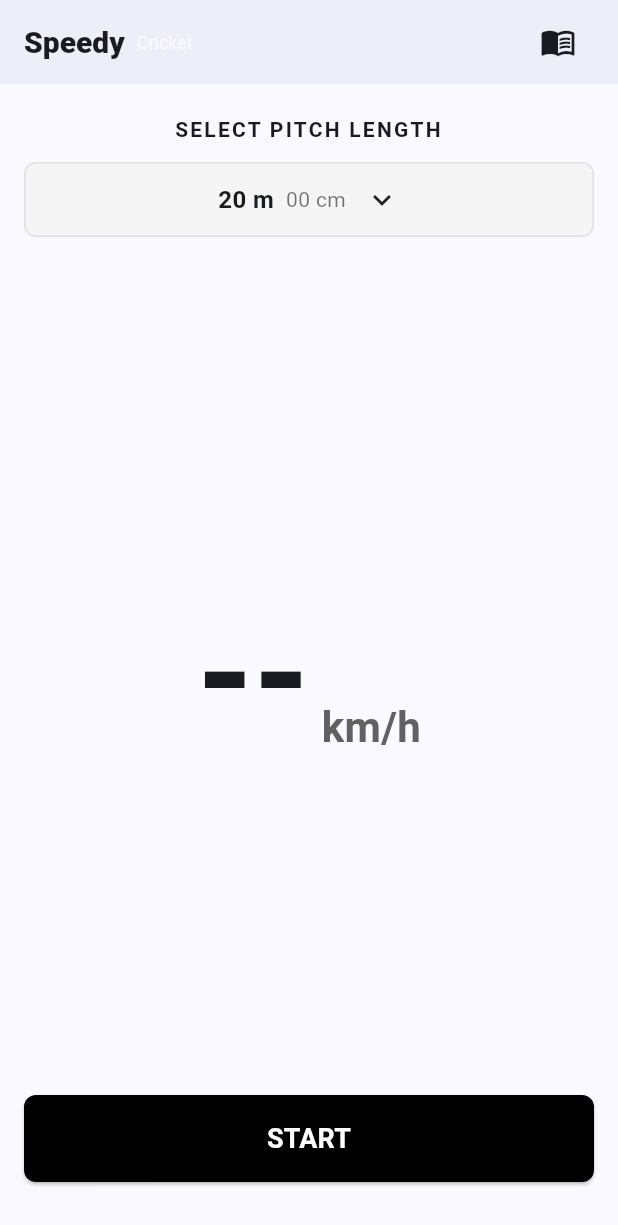
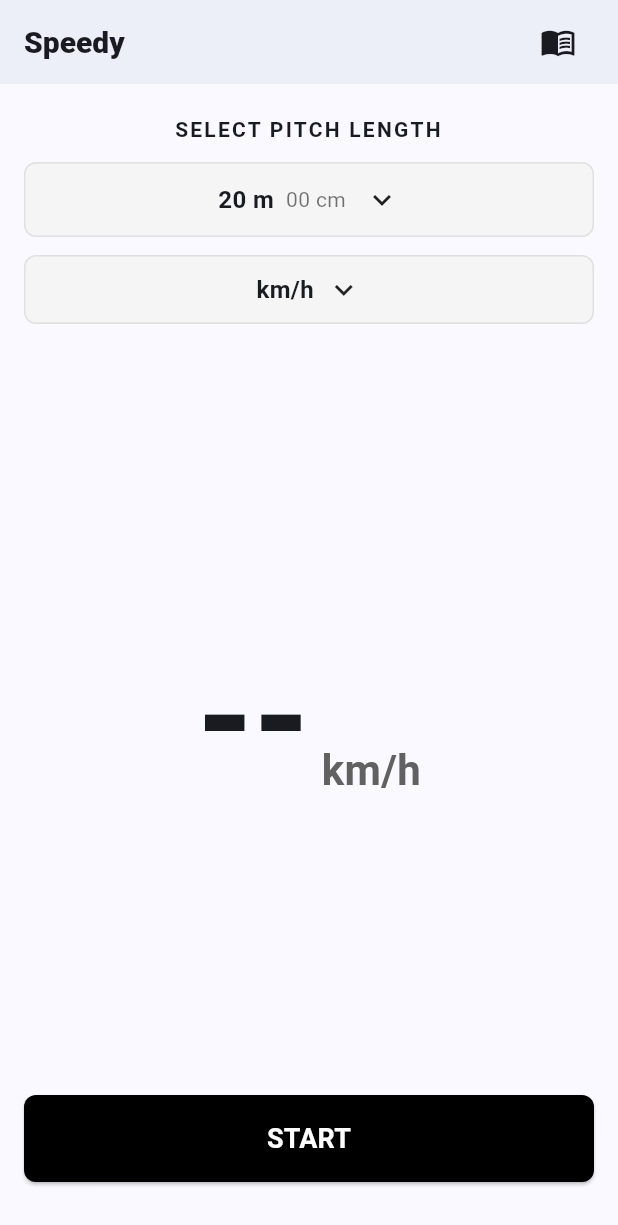
Before and after one commit to staraircool/speed4, a Flutter app: the screen it shows after launch, on a phone screen of 412 x 824 dp. Shown: the top 1225 px of the screen. Run offline on Flutter 3.47's test engine with Material 3 defaults, Android fonts, the phone set to English and light mode, and no system bars.

Commit message:
feat(ui): unit selector modal (km/h|mph), remove 'Cricket' from navbar, show speed without unit label

```diff
--- a/lib/main.dart
+++ b/lib/main.dart
@@ -2,6 +2,8 @@ import 'package:flutter/material.dart';
 import 'package:flutter/cupertino.dart';
 import 'dart:async';
 import 'speed_calc.dart';
+
+enum Unit { kmh, mph }
 
 void main() {
   runApp(const SpeedyApp());
@@ -39,20 +41,26 @@ class _SpeedHomePageState extends State<SpeedHomePage> {
   String _instructions =
       '1) Set the pitch length (meters)\n2) Press START when you release the ball\n3) Press STOP when the ball reaches the batsman';
 
-  final List<int> _meterValues = List<int>.generate(31, (i) => 10 + i); // 10..40
-  final List<int> _centimeterValues = List<int>.generate(101, (i) => i); // 0..100
+  final List<int> _meterValues =
+      List<int>.generate(31, (i) => 10 + i); // 10..40
+  final List<int> _centimeterValues =
+      List<int>.generate(101, (i) => i); // 0..100
   late FixedExtentScrollController _meterController;
   late FixedExtentScrollController _cmController;
   int _selectedMeterIndex = 10; // default index corresponds to 20m
   int _selectedCmIndex = 0;
+  // unit selection
+  Unit _selectedUnit = Unit.kmh;
 
   @override
   void initState() {
     super.initState();
     _selectedMeterIndex = _meterValues.indexOf(20);
     _selectedCmIndex = 0;
-    _pitchMeters = _meterValues[_selectedMeterIndex] + (_selectedCmIndex / 100.0);
-    _meterController = FixedExtentScrollController(initialItem: _selectedMeterIndex);
+    _pitchMeters =
+        _meterValues[_selectedMeterIndex] + (_selectedCmIndex / 100.0);
+    _meterController =
+        FixedExtentScrollController(initialItem: _selectedMeterIndex);
     _cmController = FixedExtentScrollController(initialItem: _selectedCmIndex);
   }
 
@@ -80,18 +88,19 @@ class _SpeedHomePageState extends State<SpeedHomePage> {
   void _onMeterChanged(int index) {
     setState(() {
       _selectedMeterIndex = index;
-      _pitchMeters = _meterValues[_selectedMeterIndex] + (_selectedCmIndex / 100.0);
+      _pitchMeters =
+          _meterValues[_selectedMeterIndex] + (_selectedCmIndex / 100.0);
     });
   }
 
   void _onCmChanged(int index) {
     setState(() {
       _selectedCmIndex = index;
-      _pitchMeters = _meterValues[_selectedMeterIndex] + (_selectedCmIndex / 100.0);
+      _pitchMeters =
+          _meterValues[_selectedMeterIndex] + (_selectedCmIndex / 100.0);
       // if user selects 100 cm, we convert to +1m logically (handled by calculation)
     });
   }
-
 
   Future<void> _editInstructions() async {
     final controller = TextEditingController(text: _instructions);
@@ -108,8 +117,12 @@ class _SpeedHomePageState extends State<SpeedHomePage> {
           ),
         ),
         actions: [
-          TextButton(onPressed: () => Navigator.of(context).pop(false), child: const Text('Cancel')),
-          ElevatedButton(onPressed: () => Navigator.of(context).pop(true), child: const Text('Save')),
+          TextButton(
+              onPressed: () => Navigator.of(context).pop(false),
+              child: const Text('Cancel')),
+          ElevatedButton(
+              onPressed: () => Navigator.of(context).pop(true),
+              child: const Text('Save')),
         ],
       ),
     );
@@ -128,7 +141,9 @@ class _SpeedHomePageState extends State<SpeedHomePage> {
         title: const Text('Instructions'),
         content: SingleChildScrollView(child: Text(_instructions)),
         actions: [
-          TextButton(onPressed: () => Navigator.of(context).pop(), child: const Text('Close')),
+          TextButton(
+              onPressed: () => Navigator.of(context).pop(),
+              child: const Text('Close')),
           TextButton(
               onPressed: () {
                 Navigator.of(context).pop();
@@ -157,7 +172,8 @@ class _SpeedHomePageState extends State<SpeedHomePage> {
         child: Column(
           children: [
             Padding(
-              padding: const EdgeInsets.symmetric(horizontal: 12.0, vertical: 8.0),
+              padding:
+                  const EdgeInsets.symmetric(horizontal: 12.0, vertical: 8.0),
               child: Row(
                 mainAxisAlignment: MainAxisAlignment.spaceBetween,
                 children: [
@@ -182,7 +198,9 @@ class _SpeedHomePageState extends State<SpeedHomePage> {
                       scrollController: _meterController,
                       itemExtent: 40,
                       onSelectedItemChanged: _onMeterChanged,
-                      children: _meterValues.map((m) => Center(child: Text('$m m'))).toList(),
+                      children: _meterValues
+                          .map((m) => Center(child: Text('$m m')))
+                          .toList(),
                     ),
                   ),
                   const VerticalDivider(width: 1),
@@ -191,10 +209,61 @@ class _SpeedHomePageState extends State<SpeedHomePage> {
                       scrollController: _cmController,
                       itemExtent: 40,
                       onSelectedItemChanged: _onCmChanged,
-                      children: _centimeterValues.map((c) => Center(child: Text('${c.toString().padLeft(2, '0')} cm'))).toList(),
+                      children: _centimeterValues
+                          .map((c) => Center(
+                              child:
+                                  Text('${c.toString().padLeft(2, '0')} cm')))
+                          .toList(),
                     ),
                   ),
                 ],
+              ),
+            ),
+          ],
+        ),
+      ),
+    );
+  }
+
+  Future<void> _showUnitPickerModal() async {
+    final units = ['km/h', 'mph'];
+    int currentIndex = _selectedUnit == Unit.kmh ? 0 : 1;
+    await showCupertinoModalPopup<void>(
+      context: context,
+      builder: (context) => Container(
+        height: 220,
+        color: Colors.white,
+        child: Column(
+          children: [
+            Padding(
+              padding:
+                  const EdgeInsets.symmetric(horizontal: 12.0, vertical: 8.0),
+              child: Row(
+                mainAxisAlignment: MainAxisAlignment.spaceBetween,
+                children: [
+                  CupertinoButton(
+                    child: const Text('Cancel'),
+                    onPressed: () => Navigator.of(context).pop(),
+                  ),
+                  CupertinoButton(
+                    child: const Text('Done'),
+                    onPressed: () => Navigator.of(context).pop(),
+                  ),
+                ],
+              ),
+            ),
+            const Divider(height: 1),
+            Expanded(
+              child: CupertinoPicker(
+                scrollController:
+                    FixedExtentScrollController(initialItem: currentIndex),
+                itemExtent: 40,
+                onSelectedItemChanged: (i) {
+                  setState(() {
+                    _selectedUnit = (i == 0) ? Unit.kmh : Unit.mph;
+                  });
+                },
+                children: units.map((u) => Center(child: Text(u))).toList(),
               ),
             ),
           ],
@@ -210,9 +279,8 @@ class _SpeedHomePageState extends State<SpeedHomePage> {
         elevation: 2,
         title: Row(
           children: [
-            Text('Speedy', style: TextStyle(fontWeight: FontWeight.w800, fontSize: 20)),
-            const SizedBox(width: 8),
-            Text('Cricket', style: TextStyle(color: Colors.white70, fontSize: 12)),
+            Text('Speedy',
+                style: TextStyle(fontWeight: FontWeight.w800, fontSize: 20)),
             const Spacer(),
             IconButton(
               icon: const Icon(Icons.menu_book),
@@ -232,14 +300,18 @@ class _SpeedHomePageState extends State<SpeedHomePage> {
               const Text(
                 'SELECT PITCH LENGTH',
                 textAlign: TextAlign.center,
-                style: TextStyle(fontSize: 14, fontWeight: FontWeight.w600, letterSpacing: 1.5),
+                style: TextStyle(
+                    fontSize: 14,
+                    fontWeight: FontWeight.w600,
+                    letterSpacing: 1.5),
               ),
               const SizedBox(height: 12),
               // Tappable selector that opens a CupertinoPicker modal
               GestureDetector(
                 onTap: _showPitchPickerModal,
                 child: Container(
-                  padding: const EdgeInsets.symmetric(vertical: 12, horizontal: 16),
+                  padding:
+                      const EdgeInsets.symmetric(vertical: 12, horizontal: 16),
                   decoration: BoxDecoration(
                     color: Colors.grey.shade100,
                     borderRadius: BorderRadius.circular(8),
@@ -250,14 +322,42 @@ class _SpeedHomePageState extends State<SpeedHomePage> {
                     children: [
                       Text(
                         '${_meterValues[_selectedMeterIndex]} m',
-                        style: const TextStyle(fontSize: 16, fontWeight: FontWeight.w600),
+                        style: const TextStyle(
+                            fontSize: 16, fontWeight: FontWeight.w600),
                       ),
                       const SizedBox(width: 8),
                       Text(
                         '${_selectedCmIndex.toString().padLeft(2, '0')} cm',
-                        style: const TextStyle(fontSize: 14, color: Colors.black54),
+                        style: const TextStyle(
+                            fontSize: 14, color: Colors.black54),
                       ),
                       const SizedBox(width: 12),
+                      const Icon(Icons.keyboard_arrow_down),
+                    ],
+                  ),
+                ),
+              ),
+              const SizedBox(height: 12),
+              // Unit selector (opens modal)
+              GestureDetector(
+                onTap: _showUnitPickerModal,
+                child: Container(
+                  padding:
+                      const EdgeInsets.symmetric(vertical: 10, horizontal: 12),
+                  decoration: BoxDecoration(
+                    color: Colors.grey.shade100,
+                    borderRadius: BorderRadius.circular(8),
+                    border: Border.all(color: Colors.grey.shade300),
+                  ),
+                  child: Row(
+                    mainAxisAlignment: MainAxisAlignment.center,
+                    children: [
+                      Text(
+                        _selectedUnit == Unit.kmh ? 'km/h' : 'mph',
+                        style: const TextStyle(
+                            fontSize: 16, fontWeight: FontWeight.w600),
+                      ),
+                      const SizedBox(width: 8),
                       const Icon(Icons.keyboard_arrow_down),
                     ],
                   ),
@@ -271,15 +371,25 @@ class _SpeedHomePageState extends State<SpeedHomePage> {
                     crossAxisAlignment: CrossAxisAlignment.end,
                     children: [
                       Text(
-                        _speedKmh == null ? '--' : _speedKmh!.toStringAsFixed(1),
-                        style: const TextStyle(fontSize: 96, fontWeight: FontWeight.bold),
+                        (() {
+                          if (_speedKmh == null) return '--';
+                          final val = _selectedUnit == Unit.kmh
+                              ? _speedKmh!
+                              : (_speedKmh! * 0.621371);
+                          return val.toStringAsFixed(1);
+                        })(),
+                        style: const TextStyle(
+                            fontSize: 96, fontWeight: FontWeight.bold),
                       ),
                       const SizedBox(width: 8),
                       Padding(
                         padding: const EdgeInsets.only(bottom: 14.0),
                         child: Text(
                           'km/h',
-                          style: TextStyle(fontSize: 28, color: Colors.grey.shade700, fontWeight: FontWeight.w600),
+                          style: TextStyle(
+                              fontSize: 28,
+                              color: Colors.grey.shade700,
+                              fontWeight: FontWeight.w600),
                         ),
                       ),
                     ],
@@ -292,14 +402,19 @@ class _SpeedHomePageState extends State<SpeedHomePage> {
                 width: double.infinity,
                 child: ElevatedButton(
                   style: ElevatedButton.styleFrom(
-                    backgroundColor: _running ? Colors.red.shade700 : Colors.black,
+                    backgroundColor:
+                        _running ? Colors.red.shade700 : Colors.black,
                     padding: const EdgeInsets.symmetric(vertical: 16),
-                    shape: RoundedRectangleBorder(borderRadius: BorderRadius.circular(8)),
+                    shape: RoundedRectangleBorder(
+                        borderRadius: BorderRadius.circular(8)),
                   ),
                   onPressed: _toggleStartStop,
                   child: Text(
                     _running ? 'END' : 'START',
-                    style: const TextStyle(fontSize: 18, fontWeight: FontWeight.bold, color: Colors.white),
+                    style: const TextStyle(
+                        fontSize: 18,
+                        fontWeight: FontWeight.bold,
+                        color: Colors.white),
                   ),
                 ),
               ),
```
Also changed, not shown: 1 other file.
